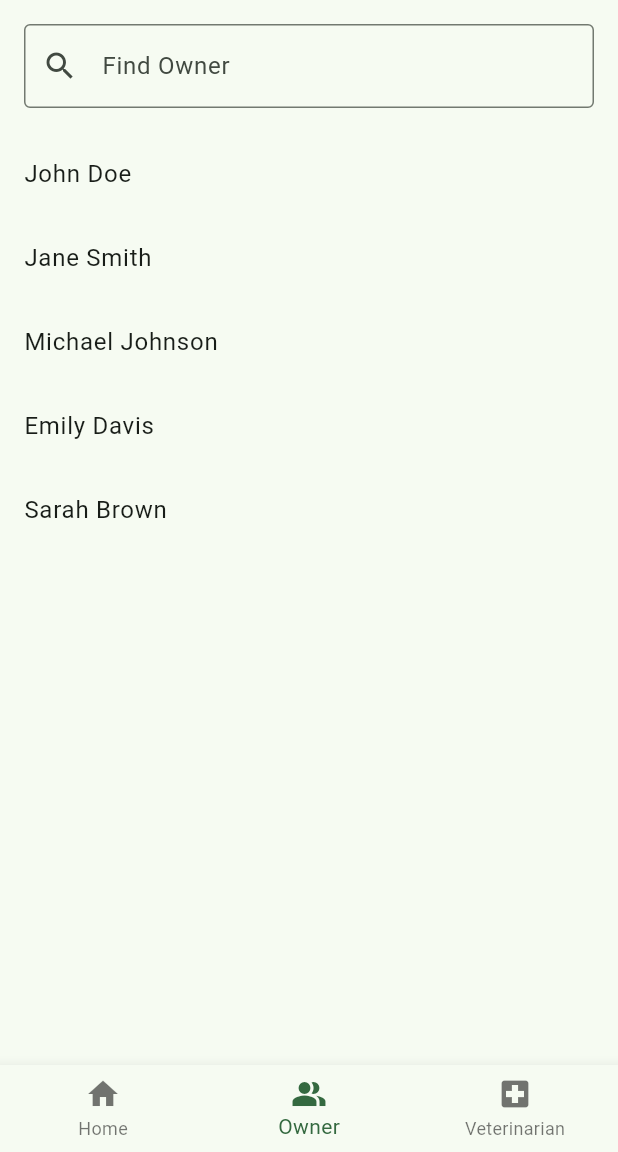
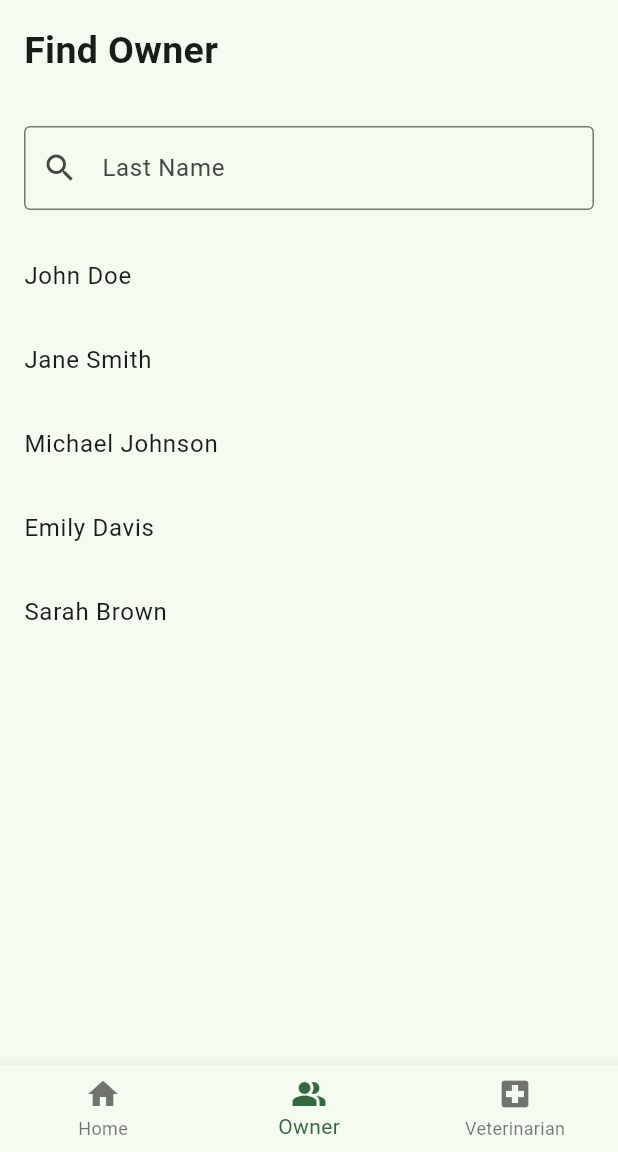
Before and after one commit to dcfrancisco/flutter-petclinic, a Flutter app: the screen it shows after launch, item 2 of the bottom bar chosen, on a phone screen of 412 x 824 dp, the part 84-1236 px from its top. Run offline on Flutter 3.47's test engine with Material 3 defaults, Android fonts, the phone set to English and light mode, and no system bars.

Commit message:
Add header text for Find Owner page and update label in search field

```diff
--- a/lib/pages/find_owner.dart
+++ b/lib/pages/find_owner.dart
@@ -45,12 +45,22 @@ class _FindOwnerPageState extends State<FindOwner> {
     return Scaffold(
       body: Column(
         children: [
+          const Padding(
+            padding: EdgeInsets.all(16.0),
+            child: Align(
+              alignment: Alignment.centerLeft,
+              child: Text(
+                'Find Owner',
+                style: TextStyle(fontSize: 25, fontWeight: FontWeight.bold),
+              ),
+            ),
+          ),
           Padding(
             padding: const EdgeInsets.all(16.0),
             child: TextField(
               controller: _searchController,
               decoration: const InputDecoration(
-                labelText: 'Find Owner',
+                labelText: 'Last Name',
                 hintText: 'Search for an owner',
                 border: OutlineInputBorder(),
                 prefixIcon: Icon(Icons.search),
```
